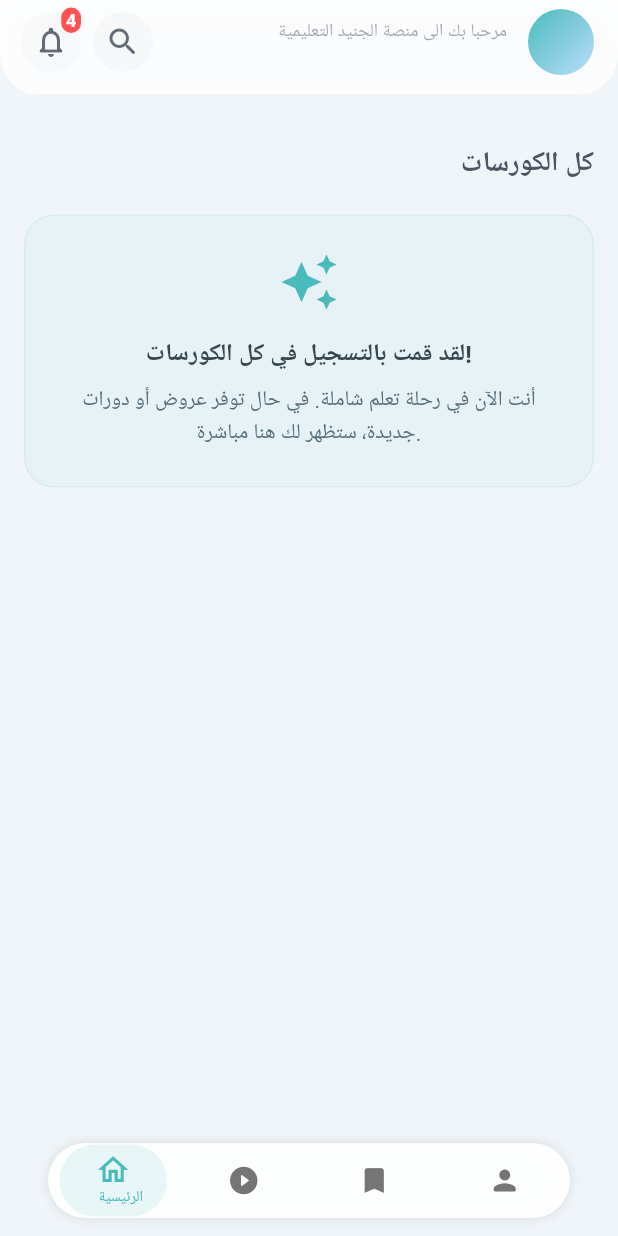
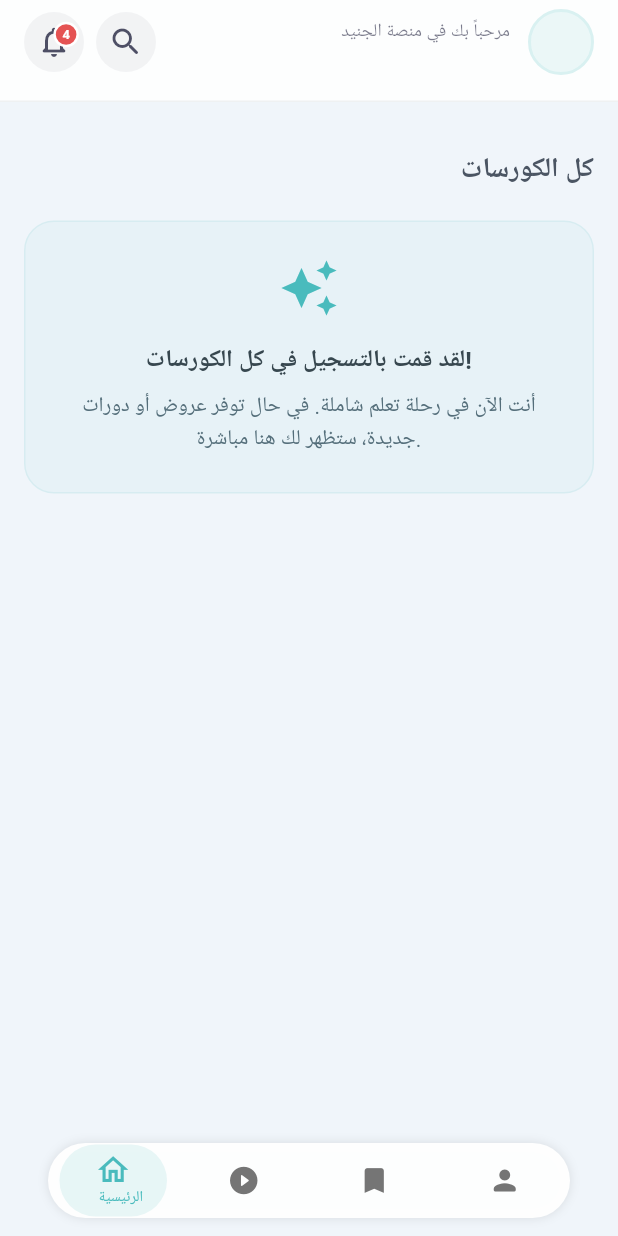
Before and after one commit to ALGONAID-Platform/algonaid_mobile_app, a Flutter app: the CoursesHomePage screen opened by its route, on a phone screen of 412 x 824 dp. Run offline on Flutter 3.47's test engine with Material 3 defaults, Android fonts, the phone set to English and light mode, and no system bars; our stand-ins replace cached_network_image, connectivity_plus, dartz, dio, equatable, flutter_svg and 9 more; missing offline and left inert: syncfusion_flutter_pdfviewer; accounts and stored records are empty; network calls fail; Roboto replaces fonts that are missing (Cairo).

Commit message:
feat : add progress and change UI style to courses

```diff
--- a/lib/features/courses/presentation/widgets/buildCourseCard.dart
+++ b/lib/features/courses/presentation/widgets/buildCourseCard.dart
@@ -41,6 +41,7 @@ class CourseCard extends StatelessWidget {
                 isEnrolled: course.isEnrolled,
                 courseId: course.id,
                 courseTitle: course.title,
+                courseImage : course.thumbnail,
               ),
             ),
           ],
--- a/lib/features/courses/presentation/widgets/sliver_appbar.dart
+++ b/lib/features/courses/presentation/widgets/sliver_appbar.dart
@@ -1,4 +1,6 @@
+import 'dart:ui';
 import 'package:flutter/material.dart';
+import 'package:algonaid_mobail_app/core/theme/colors.dart';
 import 'package:algonaid_mobail_app/core/theme/styles.dart';
 
 class CustomWhiteAppBar extends StatefulWidget implements PreferredSizeWidget {
@@ -23,7 +25,7 @@ class CustomWhiteAppBar extends StatefulWidget implements PreferredSizeWidget {
   State<CustomWhiteAppBar> createState() => _CustomWhiteAppBarState();
 
   @override
-  Size get preferredSize => const Size.fromHeight(kToolbarHeight + 8); // Slightly bigger for glass effect
+  Size get preferredSize => const Size.fromHeight(kToolbarHeight + 12);
 }
 
 class _CustomWhiteAppBarState extends State<CustomWhiteAppBar>
@@ -37,27 +39,22 @@ class _CustomWhiteAppBarState extends State<CustomWhiteAppBar>
   void initState() {
     super.initState();
 
-    // نبض لبادج الإشعارات
     _pulseController = AnimationController(
       vsync: this,
-      duration: const Duration(milliseconds: 950),
+      duration: const Duration(milliseconds: 1200),
     )..repeat(reverse: true);
 
-    _pulseAnimation = Tween<double>(begin: 1.0, end: 1.17).animate(
-      CurvedAnimation(parent: _pulseController, curve: Curves.easeInOutCubic),
+    _pulseAnimation = Tween<double>(begin: 1.0, end: 1.2).animate(
+      CurvedAnimation(parent: _pulseController, curve: Curves.easeInOut),
     );
 
-    // نبض لصورة المستخدم عند الضغط
     _avatarPulseController = AnimationController(
       vsync: this,
-      duration: const Duration(milliseconds: 300),
+      duration: const Duration(milliseconds: 200),
       lowerBound: 1.0,
-      upperBound: 1.12,
+      upperBound: 1.1,
     );
-    _avatarPulseAnimation = CurvedAnimation(
-      parent: _avatarPulseController,
-      curve: Curves.easeOutBack,
-    );
+    _avatarPulseAnimation = _avatarPulseController;
   }
 
   @override
@@ -68,39 +65,42 @@ class _CustomWhiteAppBarState extends State<CustomWhiteAppBar>
   }
 
   void _onAvatarTap() async {
-    if (widget.onProfilePressed != null) {
     await _avatarPulseController.forward();
     widget.onProfilePressed?.call();
     _avatarPulseController.reverse();
-    }
   }
 
   @override
   Widget build(BuildContext context) {
     final theme = Theme.of(context);
-    final dynamicTextColor = theme.colorScheme.onSurface;
+    final isDark = theme.brightness == Brightness.dark;
+    final dynamicTextColor = isDark ? Colors.white : AppColors.indigo;
 
-    return ClipRRect(
-      borderRadius: const BorderRadius.vertical(bottom: Radius.circular(28)),
+    return Directionality(
+      textDirection: TextDirection.rtl,
+      child: ClipRRect(
+        child: BackdropFilter(
+          filter: ImageFilter.blur(
+            sigmaX: 12,
+            sigmaY: 12,
+          ), // تأثير الزجاج الحقيقي
           child: Container(
             decoration: BoxDecoration(
-          color: theme.colorScheme.surface.withOpacity(0.85),
-          backgroundBlendMode: BlendMode.luminosity,
-          boxShadow: [
-            BoxShadow(
-              color: Colors.black.withOpacity(0.04),
-              blurRadius: 16,
-              offset: const Offset(0, 6),
+              color: theme.colorScheme.surface.withOpacity(isDark ? 0.7 : 0.85),
+              border: Border(
+                bottom: BorderSide(
+                  color: theme.dividerColor.withOpacity(0.08),
+                  width: 1,
                 ),
-          ],
               ),
-        child: Directionality(
-          textDirection: TextDirection.rtl,
+            ),
+            child: SafeArea(
               child: AppBar(
                 elevation: 0,
                 backgroundColor: Colors.transparent,
                 surfaceTintColor: Colors.transparent,
                 automaticallyImplyLeading: false,
+                titleSpacing: 16,
                 title: Row(
                   children: [
                     GestureDetector(
@@ -113,34 +113,19 @@ class _CustomWhiteAppBarState extends State<CustomWhiteAppBar>
                         ),
                       ),
                     ),
-                const SizedBox(width: 14),
+                    const SizedBox(width: 12),
                     _buildGreetingText(context, dynamicTextColor),
                   ],
                 ),
                 actions: [
-              IconButton(
-                icon: const Icon(Icons.search_rounded),
-                color: dynamicTextColor.withOpacity(0.86),
-                splashRadius: 22,
+                  _buildCircleIconButton(
+                    icon: Icons.search_rounded,
                     onPressed: widget.onSearchPressed,
-                tooltip: 'بحث',
-                style: IconButton.styleFrom(
-                  backgroundColor: dynamicTextColor.withOpacity(0.03),
-                  shape: const CircleBorder(),
+                    color: dynamicTextColor,
                   ),
-              ),
-              _buildAnimatedNotificationIcon(theme),
-              const SizedBox(width: 10),
+                  _buildAnimatedNotificationIcon(theme, dynamicTextColor),
+                  const SizedBox(width: 12),
                 ],
-            bottom: PreferredSize(
-              preferredSize: const Size.fromHeight(1.2),
-              child: Container(
-                margin: const EdgeInsets.symmetric(horizontal: 16),
-                child: Divider(
-                  height: 1,
-                  thickness: 0.7,
-                  color: theme.dividerColor.withOpacity(0.10),
-                ),
               ),
             ),
           ),
@@ -149,40 +134,47 @@ class _CustomWhiteAppBarState extends State<CustomWhiteAppBar>
     );
   }
 
-  // --- Widgets ---
+  Widget _buildCircleIconButton({
+    required IconData icon,
+    required VoidCallback? onPressed,
+    required Color color,
+  }) {
+    return IconButton(
+      icon: Icon(icon, size: 24),
+      color: color.withOpacity(0.8),
+      onPressed: onPressed,
+      style: IconButton.styleFrom(
+        backgroundColor: color.withOpacity(0.05),
+        shape: const CircleBorder(),
+      ),
+    );
+  }
 
   Widget _buildUserAvatar(ThemeData theme) {
-    if (widget.userImageUrl != null && widget.userImageUrl!.isNotEmpty) {
-      return CircleAvatar(
-        radius: 22,
-        backgroundColor: theme.primaryColor.withOpacity(0.11),
-        backgroundImage: NetworkImage(widget.userImageUrl!),
-      );
-    }
-    // متدرج لوني مع الحرف الأول
-    return CircleAvatar(
-      radius: 22,
-      backgroundColor: theme.primaryColor.withOpacity(0.08),
-      child: Container(
+    return Container(
       decoration: BoxDecoration(
-          gradient: LinearGradient(
-            colors: [theme.primaryColor, theme.primaryColorLight],
-            begin: Alignment.topLeft,
-            end: Alignment.bottomRight,
+        shape: BoxShape.circle,
+        border: Border.all(color: AppColors.primary.withOpacity(0.2), width: 2),
       ),
-          shape: BoxShape.circle,
-        ),
-        child: Center(
-          child: Text(
-            widget.userName.isNotEmpty ? widget.userName[0].toUpperCase() : '',
-            style: TextStyle(
-              color: theme.primaryColor,
+      child: CircleAvatar(
+        radius: 20,
+        backgroundColor: AppColors.primary.withOpacity(0.1),
+        backgroundImage:
+            (widget.userImageUrl != null && widget.userImageUrl!.isNotEmpty)
+            ? NetworkImage(widget.userImageUrl!)
+            : null,
+        child: (widget.userImageUrl == null || widget.userImageUrl!.isEmpty)
+            ? Text(
+                widget.userName.isNotEmpty
+                    ? widget.userName[0].toUpperCase()
+                    : '',
+                style: const TextStyle(
+                  color: AppColors.primary,
                   fontWeight: FontWeight.bold,
-              fontSize: 22,
                   fontFamily: 'Cairo',
                 ),
-          ),
-        ),
+              )
+            : null,
       ),
     );
   }
@@ -190,74 +182,62 @@ class _CustomWhiteAppBarState extends State<CustomWhiteAppBar>
   Widget _buildGreetingText(BuildContext context, Color textColor) {
     return Column(
       crossAxisAlignment: CrossAxisAlignment.start,
+      mainAxisSize: MainAxisSize.min,
       children: [
         Text(
-          'مرحبا بك الى منصة الجنيد التعليمية',
+          'مرحباً بك في منصة الجنيد',
           style: Styles.style12(
             context,
-          ).copyWith(color: textColor.withOpacity(0.53), fontFamily: 'Cairo'),
+          ).copyWith(color: textColor.withOpacity(0.6), fontFamily: 'Cairo'),
         ),
-        AnimatedDefaultTextStyle(
-          duration: const Duration(milliseconds: 450),
+        Text(
+          widget.userName,
           style: Styles.style14(context).copyWith(
-            fontWeight: FontWeight.w800,
+            fontWeight: FontWeight.w900,
             color: textColor,
             fontFamily: 'Cairo',
           ),
-          child: Text(widget.userName),
         ),
       ],
     );
   }
 
-  Widget _buildAnimatedNotificationIcon(ThemeData theme) {
+  Widget _buildAnimatedNotificationIcon(ThemeData theme, Color color) {
     final hasNotifications = widget.notificationCount > 0;
-    final iconColor = theme.colorScheme.onSurface.withOpacity(0.87);
 
-    return Padding(
-      padding: const EdgeInsets.symmetric(vertical: 2),
-      child: Stack(
-        clipBehavior: Clip.none,
+    return Stack(
       alignment: Alignment.center,
       children: [
-          IconButton(
-            icon: const Icon(Icons.notifications_none_rounded),
-            color: iconColor,
-            splashRadius: 22,
+        _buildCircleIconButton(
+          icon: Icons.notifications_none_rounded,
           onPressed: widget.onNotificationPressed,
-            tooltip: 'الإشعارات',
-            style: IconButton.styleFrom(
-              backgroundColor: iconColor.withOpacity(0.025),
-              shape: const CircleBorder(),
-            ),
+          color: color,
         ),
         if (hasNotifications)
           Positioned(
-              right: 3,
-              top: 0,
+            right: 8,
+            top: 8,
             child: ScaleTransition(
               scale: _pulseAnimation,
               child: Container(
-                  padding: const EdgeInsets.symmetric(horizontal: 3),
+                padding: const EdgeInsets.all(4),
                 decoration: BoxDecoration(
-                    color: Colors.redAccent,
-                    borderRadius: BorderRadius.circular(11),
+                  color: AppColors.red,
+                  shape: BoxShape.circle,
                   border: Border.all(
-                      color: theme.colorScheme.background,
-                      width: 1,
+                    color: theme.colorScheme.surface,
+                    width: 1.5,
                   ),
                 ),
-                  constraints: const BoxConstraints(
-                    minWidth: 10,
-                    minHeight: 10,
-                  ),
+                constraints: const BoxConstraints(minWidth: 14, minHeight: 14),
                 child: Center(
                   child: Text(
-                      widget.notificationCount > 99
-                          ? "99+"
+                    widget.notificationCount > 9
+                        ? "+9"
                         : widget.notificationCount.toString(),
-                      style: Styles.style12(context).copyWith(
+                    style: const TextStyle(
                       color: Colors.white,
+                      fontSize: 8,
                       fontWeight: FontWeight.bold,
                       fontFamily: 'Cairo',
                     ),
@@ -267,7 +247,6 @@ class _CustomWhiteAppBarState extends State<CustomWhiteAppBar>
             ),
           ),
       ],
-      ),
     );
   }
 }
```
Also changed, not shown: lib/features/courses/presentation/widgets/buildCourseDetails.dart (+21 -10 lines), lib/features/courses/presentation/widgets/continue_learning_card.dart (+60 -49 lines). Lines whose indentation alone changed are shown as unchanged.
